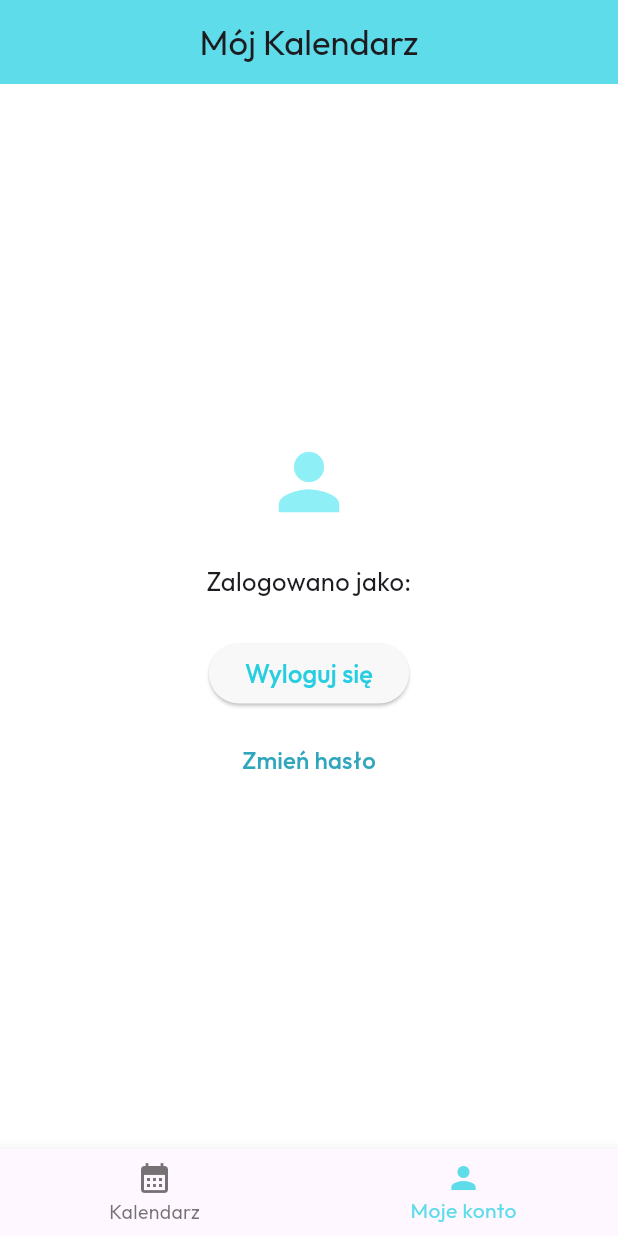
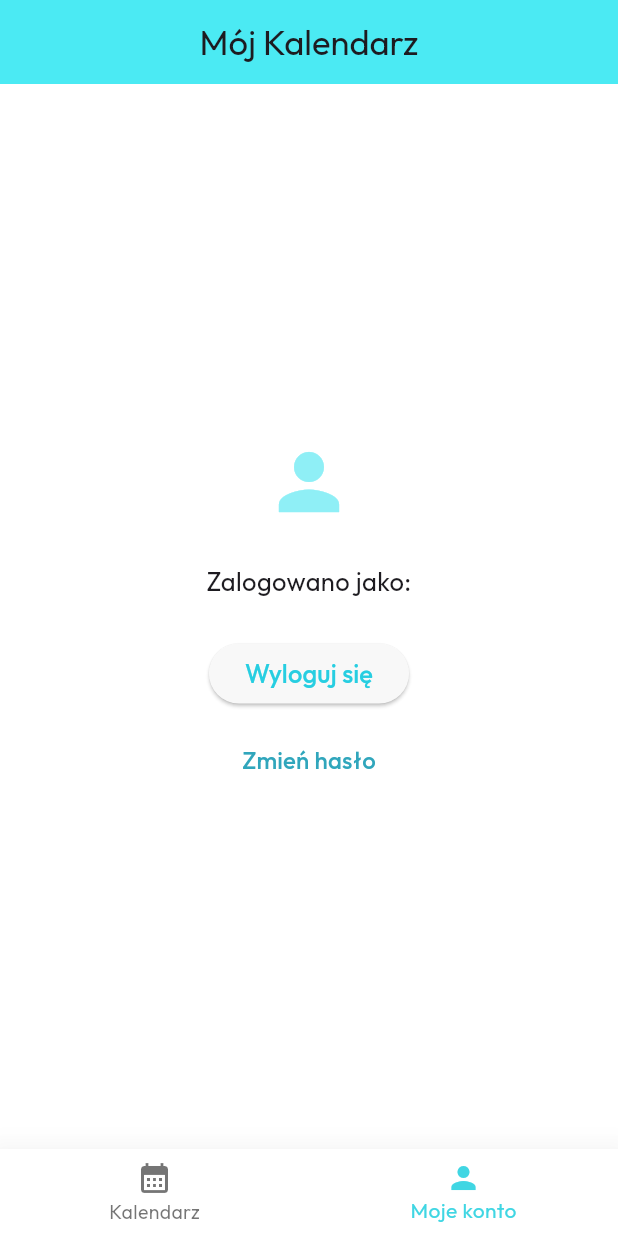
Before and after one commit to esteraszamli/my_calendar, a Flutter app: the screen it shows once a user with an empty profile is signed in, item 2 of the bottom bar chosen, on a phone screen of 412 x 824 dp. Run offline on Flutter 3.47's test engine with Material 3 defaults, Android fonts, the phone set to English and light mode, and no system bars; our stand-ins replace cloud_firestore, dio, firebase_auth, firebase_core, flutter_bloc, freezed_annotation and 3 more; accounts and stored records are empty; network calls fail.

Commit message:
Update interface colors. Add markers for days with notes

```diff
--- a/lib/pages/calendar/calendar_page.dart
+++ b/lib/pages/calendar/calendar_page.dart
@@ -27,9 +27,7 @@ class _CalendarPageState extends State<CalendarPage> {
     return Scaffold(
       appBar: AppBar(
         centerTitle: true,
-        backgroundColor: Color.fromARGB(255, 94, 220, 234).withValues(
-          alpha: 30,
-        ),
+        backgroundColor: Color.fromARGB(255, 75, 234, 243),
         title: Text(
           'Mój Kalendarz',
           style: GoogleFonts.outfit(fontSize: 23, fontWeight: FontWeight.w400),
@@ -77,7 +75,9 @@ class _CalendarPageState extends State<CalendarPage> {
             label: 'Moje konto',
           ),
         ],
-        selectedItemColor: const Color.fromARGB(255, 94, 220, 234),
+        backgroundColor: const Color.fromARGB(255, 255, 255, 255),
+        selectedItemColor: const Color.fromARGB(255, 64, 214, 227),
+        elevation: 20,
       ),
     );
   }
@@ -87,6 +87,7 @@ class _CalendarPageState extends State<CalendarPage> {
       slivers: [
         SliverToBoxAdapter(
           child: TableCalendar(
+            rowHeight: 48,
             locale: 'pl',
             firstDay: DateTime(2023),
             lastDay: DateTime(2030),
@@ -100,6 +101,7 @@ class _CalendarPageState extends State<CalendarPage> {
                 fontWeight: FontWeight.w400,
               ),
             ),
+            daysOfWeekHeight: 20,
             daysOfWeekStyle: DaysOfWeekStyle(
               weekdayStyle: TextStyle(
                 fontFamily: GoogleFonts.outfit().fontFamily,
@@ -118,26 +120,28 @@ class _CalendarPageState extends State<CalendarPage> {
             },
             calendarStyle: CalendarStyle(
               todayDecoration: BoxDecoration(
-                color: Color.fromARGB(255, 94, 220, 234).withValues(
-                  alpha: 80,
-                ),
+                color: Color.fromARGB(255, 143, 239, 246),
                 shape: BoxShape.circle,
               ),
               selectedDecoration: BoxDecoration(
-                color: Color.fromARGB(255, 99, 222, 231).withValues(
-                  alpha: 140,
-                ),
+                color: Color.fromARGB(255, 183, 238, 245),
                 shape: BoxShape.circle,
               ),
               defaultDecoration: BoxDecoration(
                 shape: BoxShape.circle,
               ),
               holidayDecoration: BoxDecoration(
-                color: Color.fromARGB(255, 40, 169, 189).withValues(
-                  alpha: 100,
-                ),
+                color: Color.fromARGB(255, 116, 218, 230),
                 shape: BoxShape.circle,
               ),
+              // Dodajemy marker dla dni z notatkami
+              markerDecoration: BoxDecoration(
+                color: Color.fromARGB(255, 116, 218, 230),
+                shape: BoxShape.circle,
+              ),
+              markersMaxCount: 1,
+              markerSize: 8,
+              markerMargin: const EdgeInsets.only(top: 8),
               defaultTextStyle: TextStyle(
                 fontFamily: GoogleFonts.outfit().fontFamily,
                 fontWeight: FontWeight.w400,
@@ -154,6 +158,13 @@ class _CalendarPageState extends State<CalendarPage> {
               ),
             ),
             holidayPredicate: (day) => _isHoliday(day, state),
+            // Dodajemy funkcję eventLoader do zaznaczania dni z notatkami
+            eventLoader: (day) {
+              // Sprawdzamy czy dany dzień ma notatki i zwracamy listę "zdarzeń"
+              // Pusta lista oznacza brak zdarzeń, lista z 1 elementem oznacza, że są zdarzenia
+              final cubit = context.read<CalendarCubit>();
+              return cubit.hasNotesForDay(day) ? ['note'] : [];
+            },
             onDaySelected: (selectedDay, focusedDay) {
               _handleDaySelection(context, selectedDay, focusedDay);
             },
@@ -173,8 +184,8 @@ class _CalendarPageState extends State<CalendarPage> {
         ),
         const SliverToBoxAdapter(
           child: Divider(
-            color: Colors.grey,
-            thickness: 1,
+            color: Color.fromARGB(255, 139, 139, 139),
+            thickness: 0.5,
             indent: 16,
             endIndent: 16,
           ),
@@ -212,16 +223,22 @@ class _CalendarPageState extends State<CalendarPage> {
       context: context,
       builder: (BuildContext context) {
         return AlertDialog(
+          backgroundColor: Colors.white,
           actionsAlignment: MainAxisAlignment.spaceAround,
           title: DialogTitle(),
           content: DialogContent(),
           actions: <Widget>[
             TextButton(
+              style: TextButton.styleFrom(
+                backgroundColor: const Color.fromARGB(255, 255, 255, 255),
+                foregroundColor: Color.fromARGB(255, 63, 204, 222),
+              ),
               child: Text(
                 'Anuluj',
                 style: GoogleFonts.outfit(
                   fontSize: 17,
                   fontWeight: FontWeight.w600,
+                  color: Color.fromARGB(255, 48, 166, 188),
                 ),
               ),
               onPressed: () {
@@ -229,11 +246,16 @@ class _CalendarPageState extends State<CalendarPage> {
               },
             ),
             TextButton(
+              style: TextButton.styleFrom(
+                backgroundColor: const Color.fromARGB(255, 255, 255, 255),
+                foregroundColor: Color.fromARGB(255, 63, 204, 222),
+              ),
               child: Text(
                 'Ok',
                 style: GoogleFonts.outfit(
                   fontSize: 17,
                   fontWeight: FontWeight.w600,
+                  color: Color.fromARGB(255, 48, 166, 188),
                 ),
               ),
               onPressed: () {
--- a/lib/pages/calendar/cubit/calendar_cubit.dart
+++ b/lib/pages/calendar/cubit/calendar_cubit.dart
@@ -12,6 +12,7 @@ part 'calendar_cubit.freezed.dart';
 class CalendarState with _$CalendarState {
   const factory CalendarState({
     @Default([]) List<NoteModel> notes,
+    @Default([]) List<NoteModel> allNotes,
     @Default([]) List<HolidayModel> holidays,
     @Default(false) bool isLoading,
     @Default('') String errorMessage,
@@ -55,6 +56,7 @@ class CalendarCubit extends Cubit<CalendarState> {
           emit(
             state.copyWith(
               notes: filteredNotes,
+              allNotes: allNotes,
               holidays: holidays,
               isLoading: false,
               errorMessage: '',
@@ -79,6 +81,13 @@ class CalendarCubit extends Cubit<CalendarState> {
     }
   }
 
+  bool hasNotesForDay(DateTime day) {
+    return state.allNotes.any((note) =>
+        note.dateTime.year == day.year &&
+        note.dateTime.month == day.month &&
+        note.dateTime.day == day.day);
+  }
+
   @override
   Future<void> close() {
     _streamSubscription?.cancel();
```
Also changed, not shown: lib/pages/calendar/cubit/calendar_cubit.freezed.dart.
